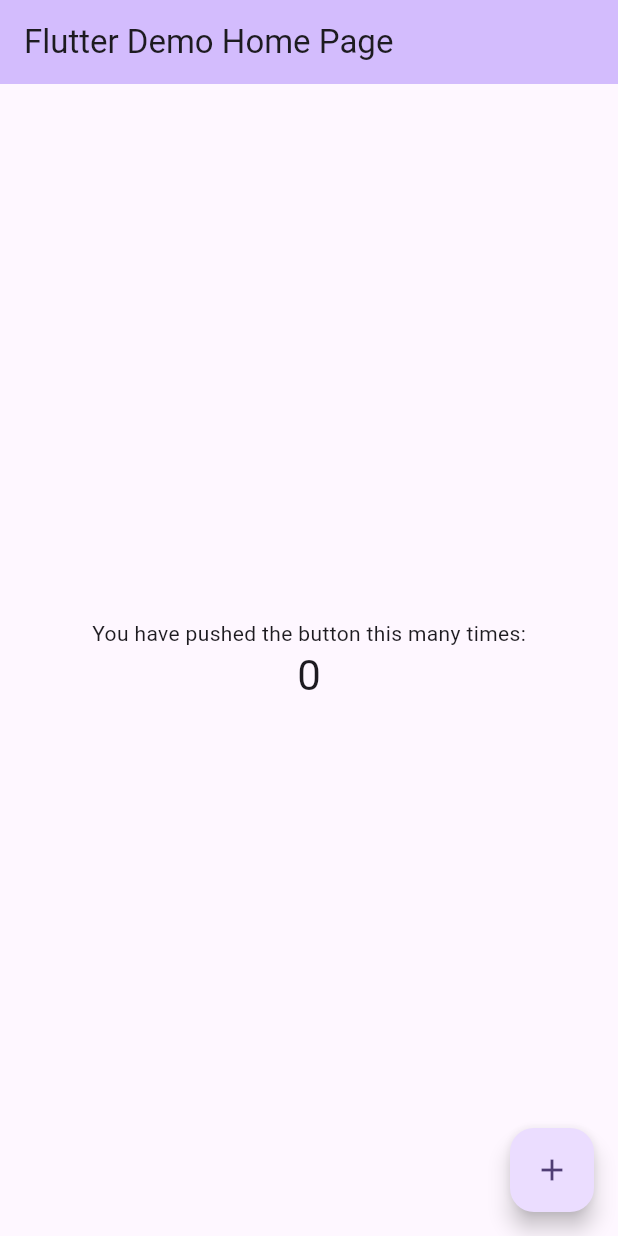
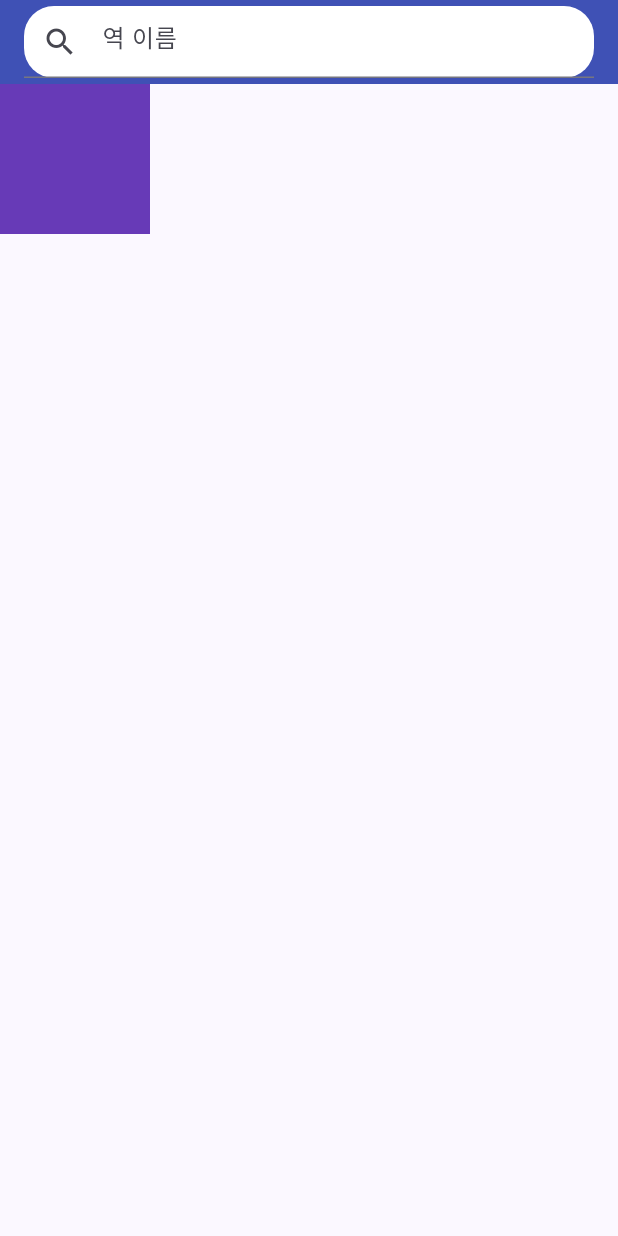
Before and after one commit to corpiii/subway-info, a Flutter app: the screen it shows after launch, on a phone screen of 412 x 824 dp. Run offline on Flutter 3.47's test engine with Material 3 defaults, Android fonts, the phone set to English and light mode, and no system bars.

Commit message:
feat: search_bar 구현

```diff
--- a/lib/main.dart
+++ b/lib/main.dart
@@ -1,4 +1,6 @@
 import 'package:flutter/material.dart';
+
+import 'presentation/ui/home/home_view.dart';
 
 void main() {
   runApp(const MyApp());
@@ -7,119 +9,15 @@ void main() {
 class MyApp extends StatelessWidget {
   const MyApp({super.key});
 
-  // This widget is the root of your application.
   @override
   Widget build(BuildContext context) {
     return MaterialApp(
       title: 'Flutter Demo',
       theme: ThemeData(
-        // This is the theme of your application.
-        //
-        // TRY THIS: Try running your application with "flutter run". You'll see
-        // the application has a purple toolbar. Then, without quitting the app,
-        // try changing the seedColor in the colorScheme below to Colors.green
-        // and then invoke "hot reload" (save your changes or press the "hot
-        // reload" button in a Flutter-supported IDE, or press "r" if you used
-        // the command line to start the app).
-        //
-        // Notice that the counter didn't reset back to zero; the application
-        // state is not lost during the reload. To reset the state, use hot
-        // restart instead.
-        //
-        // This works for code too, not just values: Most code changes can be
-        // tested with just a hot reload.
-        colorScheme: ColorScheme.fromSeed(seedColor: Colors.deepPurple),
+        colorScheme: ColorScheme.fromSeed(seedColor: Colors.indigo),
         useMaterial3: true,
       ),
-      home: const MyHomePage(title: 'Flutter Demo Home Page'),
+      home: const HomeView(),
     );
   }
 }
-
-class MyHomePage extends StatefulWidget {
-  const MyHomePage({super.key, required this.title});
-
-  // This widget is the home page of your application. It is stateful, meaning
-  // that it has a State object (defined below) that contains fields that affect
-  // how it looks.
-
-  // This class is the configuration for the state. It holds the values (in this
-  // case the title) provided by the parent (in this case the App widget) and
-  // used by the build method of the State. Fields in a Widget subclass are
-  // always marked "final".
-
-  final String title;
-
-  @override
-  State<MyHomePage> createState() => _MyHomePageState();
-}
-
-class _MyHomePageState extends State<MyHomePage> {
-  int _counter = 0;
-
-  void _incrementCounter() {
-    setState(() {
-      // This call to setState tells the Flutter framework that something has
-      // changed in this State, which causes it to rerun the build method below
-      // so that the display can reflect the updated values. If we changed
-      // _counter without calling setState(), then the build method would not be
-      // called again, and so nothing would appear to happen.
-      _counter++;
-    });
-  }
-
-  @override
-  Widget build(BuildContext context) {
-    // This method is rerun every time setState is called, for instance as done
-    // by the _incrementCounter method above.
-    //
-    // The Flutter framework has been optimized to make rerunning build methods
-    // fast, so that you can just rebuild anything that needs updating rather
-    // than having to individually change instances of widgets.
-    return Scaffold(
-      appBar: AppBar(
-        // TRY THIS: Try changing the color here to a specific color (to
-        // Colors.amber, perhaps?) and trigger a hot reload to see the AppBar
-        // change color while the other colors stay the same.
-        backgroundColor: Theme.of(context).colorScheme.inversePrimary,
-        // Here we take the value from the MyHomePage object that was created by
-        // the App.build method, and use it to set our appbar title.
-        title: Text(widget.title),
-      ),
-      body: Center(
-        // Center is a layout widget. It takes a single child and positions it
-        // in the middle of the parent.
-        child: Column(
-          // Column is also a layout widget. It takes a list of children and
-          // arranges them vertically. By default, it sizes itself to fit its
-          // children horizontally, and tries to be as tall as its parent.
-          //
-          // Column has various properties to control how it sizes itself and
-          // how it positions its children. Here we use mainAxisAlignment to
-          // center the children vertically; the main axis here is the vertical
-          // axis because Columns are vertical (the cross axis would be
-          // horizontal).
-          //
-          // TRY THIS: Invoke "debug painting" (choose the "Toggle Debug Paint"
-          // action in the IDE, or press "p" in the console), to see the
-          // wireframe for each widget.
-          mainAxisAlignment: MainAxisAlignment.center,
-          children: <Widget>[
-            const Text(
-              'You have pushed the button this many times:',
-            ),
-            Text(
-              '$_counter',
-              style: Theme.of(context).textTheme.headlineMedium,
-            ),
-          ],
-        ),
-      ),
-      floatingActionButton: FloatingActionButton(
-        onPressed: _incrementCounter,
-        tooltip: 'Increment',
-        child: const Icon(Icons.add),
-      ), // This trailing comma makes auto-formatting nicer for build methods.
-    );
-  }
-}
--- /dev/null
+++ b/lib/presentation/ui/home/home_view.dart
@@ -0,0 +1,43 @@
+import 'package:flutter/material.dart';
+
+final class HomeView extends StatefulWidget {
+  const HomeView({super.key});
+
+  @override
+  State<HomeView> createState() => _HomeViewState();
+}
+
+class _HomeViewState extends State<HomeView> {
+  TextEditingController _controller = TextEditingController();
+
+  @override
+  Widget build(BuildContext context) {
+    return Scaffold(
+      appBar: AppBar(
+        backgroundColor: Colors.indigo,
+        title: Container(
+          decoration: BoxDecoration(
+            borderRadius: BorderRadius.circular(20.0),
+            color: Colors.white
+          ),
+          child: TextField(
+            decoration: InputDecoration(
+              prefixIcon: Icon(Icons.search),
+              hintText: "역 이름",
+            ),
+            controller: _controller,
+          ),
+        ),
+      ),
+      body: Container(
+        width: 100,
+        height: 100,
+        color: Colors.deepPurple,
+      ),
+    );
+  }
+
+  Widget list() {
+
+  }
+}
```
